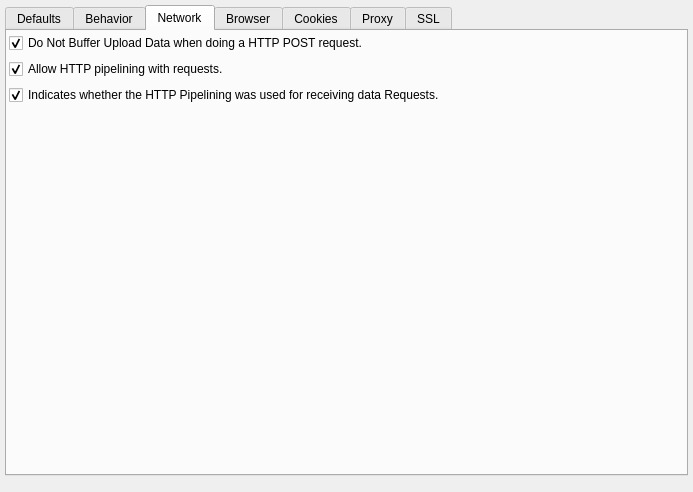
The window that src/configdialog/configdialogui.ui (HJCMS/xhtmldbg) describes before a commit, drawn with Qt 5.
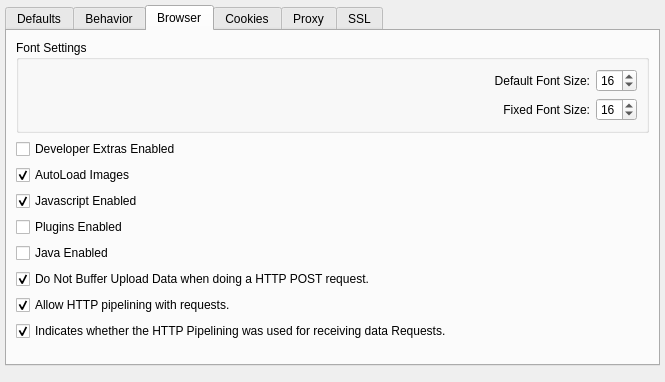
The same window after the commit. The open tabs and pages were chosen to show the change. Custom widgets are drawn as their Qt base class.

Commit message: BUGFIX: So 14. Mär 19:19:10 CET 2010 Remove duplicate SIGNAL requests

Patch:
```diff
--- a/src/configdialog/configdialogui.ui
+++ b/src/configdialog/configdialogui.ui
@@ -6,8 +6,8 @@
    <rect>
     <x>0</x>
     <y>0</y>
-    <width>693</width>
-    <height>492</height>
+    <width>665</width>
+    <height>382</height>
    </rect>
   </property>
   <property name="minimumSize">
@@ -313,65 +313,9 @@
      </widget>
      <widget class="QWidget" name="tab3">
       <attribute name="title">
-       <string>Network</string>
-      </attribute>
-      <layout class="QVBoxLayout" name="verticalLayout_7">
-       <property name="margin">
-        <number>2</number>
-       </property>
-       <item>
-        <widget class="QCheckBox" name="DoNotBufferUploadDataAttribute">
-         <property name="text">
-          <string>Do Not Buffer Upload Data when doing a HTTP POST request.</string>
-         </property>
-         <property name="checked">
-          <bool>true</bool>
-         </property>
-        </widget>
-       </item>
-       <item>
-        <widget class="QCheckBox" name="HttpPipeliningAllowedAttribute">
-         <property name="text">
-          <string>Allow HTTP pipelining with requests.</string>
-         </property>
-         <property name="checked">
-          <bool>true</bool>
-         </property>
-        </widget>
-       </item>
-       <item>
-        <widget class="QCheckBox" name="HttpPipeliningWasUsedAttribute">
-         <property name="text">
-          <string>Indicates whether the HTTP Pipelining was used for receiving data Requests.</string>
-         </property>
-         <property name="checked">
-          <bool>true</bool>
-         </property>
-        </widget>
-       </item>
-       <item>
-        <spacer name="verticalSpacer_2">
-         <property name="orientation">
-          <enum>Qt::Vertical</enum>
-         </property>
-         <property name="sizeHint" stdset="0">
-          <size>
-           <width>354</width>
-           <height>167</height>
-          </size>
-         </property>
-        </spacer>
-       </item>
-      </layout>
-     </widget>
-     <widget class="QWidget" name="tab4">
-      <attribute name="title">
        <string>Browser</string>
       </attribute>
-      <layout class="QVBoxLayout" name="verticalLayout_6">
-       <property name="margin">
-        <number>2</number>
-       </property>
+      <layout class="QVBoxLayout" name="verticalLayout_3">
        <item>
         <widget class="QGroupBox" name="groupBox_4">
          <property name="title">
@@ -480,6 +424,36 @@
          </property>
         </widget>
        </item>
+       <item>
+        <widget class="QCheckBox" name="DoNotBufferUploadDataAttribute">
+         <property name="text">
+          <string>Do Not Buffer Upload Data when doing a HTTP POST request.</string>
+         </property>
+         <property name="checked">
+          <bool>true</bool>
+         </property>
+        </widget>
+       </item>
+       <item>
+        <widget class="QCheckBox" name="HttpPipeliningAllowedAttribute">
+         <property name="text">
+          <string>Allow HTTP pipelining with requests.</string>
+         </property>
+         <property name="checked">
+          <bool>true</bool>
+         </property>
+        </widget>
+       </item>
+       <item>
+        <widget class="QCheckBox" name="HttpPipeliningWasUsedAttribute">
+         <property name="text">
+          <string>Indicates whether the HTTP Pipelining was used for receiving data Requests.</string>
+         </property>
+         <property name="checked">
+          <bool>true</bool>
+         </property>
+        </widget>
+       </item>
        <item>
         <spacer name="verticalSpacer_3">
          <property name="orientation">
@@ -495,7 +469,7 @@
        </item>
       </layout>
      </widget>
-     <widget class="QWidget" name="tab5">
+     <widget class="QWidget" name="tab4">
       <attribute name="title">
        <string notr="true">Cookies</string>
       </attribute>
@@ -712,7 +686,7 @@
        </item>
       </layout>
      </widget>
-     <widget class="QWidget" name="tab6">
+     <widget class="QWidget" name="tab5">
       <attribute name="title">
        <string notr="true">Proxy</string>
       </attribute>
@@ -725,7 +699,7 @@
        </item>
       </layout>
      </widget>
-     <widget class="QWidget" name="tab7">
+     <widget class="QWidget" name="tab6">
       <attribute name="title">
        <string notr="true">SSL</string>
       </attribute>
```
Left out of the diff: 32 changed lines with no effect on the pictures. The commit also changes 2 other files.
